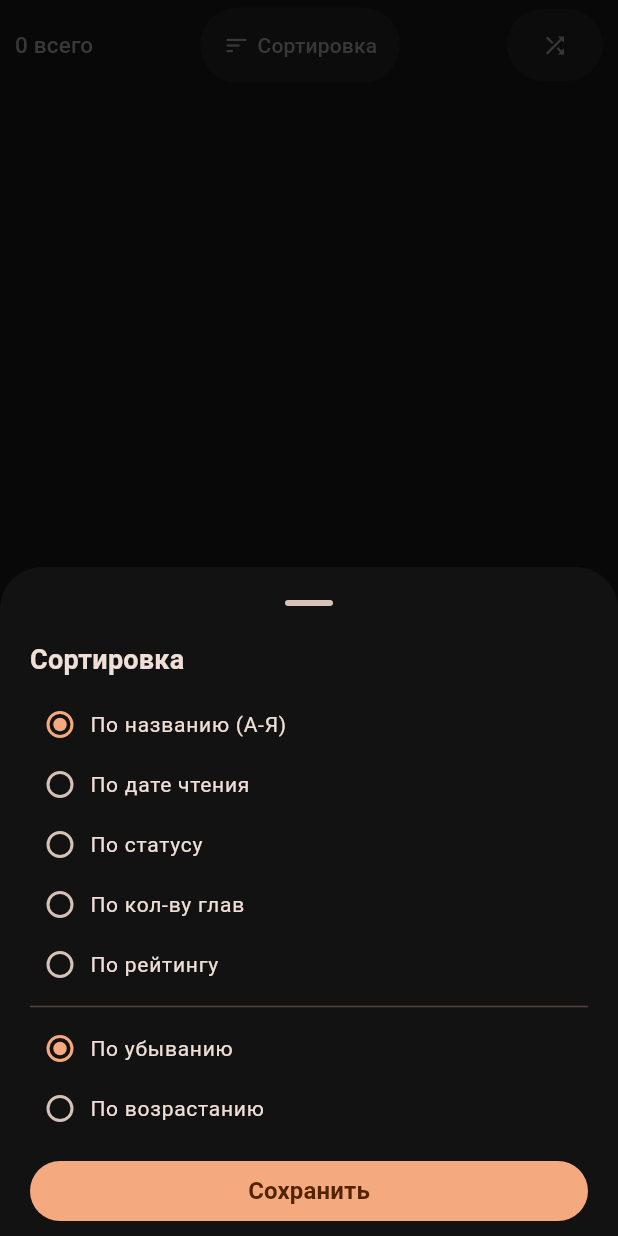
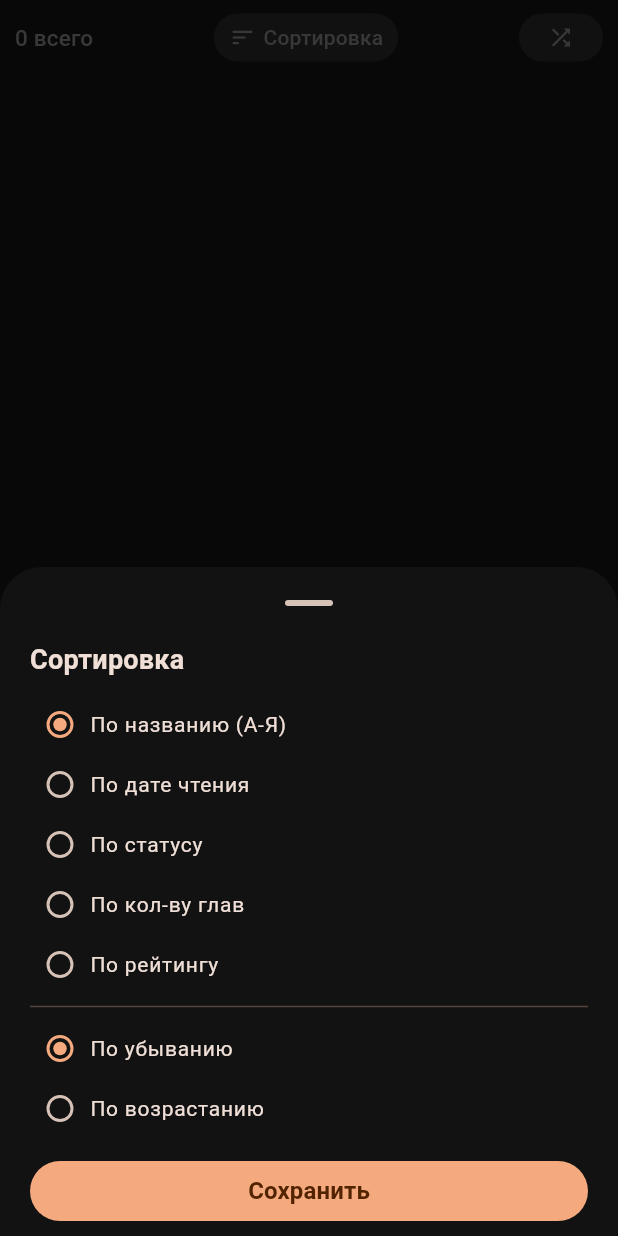
Before and after one commit to xEncerx/MangaNotes, a Flutter app: the SectionInfoContainer widget shown alone on an empty page, opened directly with empty values, after a tap on "Сортировка", on a phone screen of 412 x 824 dp. Run offline on Flutter 3.47's test engine with Material 3 defaults, Android fonts, the phone set to English and light mode, and no system bars; our stand-ins replace auto_route, cached_network_image, dio, equatable, flutter_bloc, flutter_dotenv and 10 more; missing offline and left inert: talker_bloc_logger, talker_dio_logger, window_manager; accounts and stored records are empty; statements that could not run were skipped.

Commit message:
Minor buttons UI adjustments

```diff
--- a/lib/features/favourite_screen/widgets/section_info_container.dart
+++ b/lib/features/favourite_screen/widgets/section_info_container.dart
@@ -29,7 +29,7 @@ class SectionInfoContainer extends StatelessWidget {
             style: theme.textTheme.titleSmall?.copyWith(fontSize: 15),
           ),
           _FilledButton(
-            padding: const EdgeInsets.all(15),
+            padding: const EdgeInsets.all(10),
             onTap: () => showSorterMethodBottomSheet(context),
             child: Row(
               children: [
@@ -47,7 +47,7 @@ class SectionInfoContainer extends StatelessWidget {
           ),
           _FilledButton(
             onTap: () => _openInfoScreen(context),
-            padding: const EdgeInsets.symmetric(vertical: 15),
+            padding: const EdgeInsets.symmetric(vertical: 10),
             child: Icon(
               Icons.shuffle,
               color: theme.hintColor,
@@ -85,8 +85,9 @@ class _FilledButton extends StatelessWidget {
     return FilledButton(
       onPressed: () => onTap.call(),
       style: FilledButton.styleFrom(
+        visualDensity: VisualDensity.compact,
         elevation: 0,
-        backgroundColor: theme.canvasColor.withOpacity(0.4),
+        backgroundColor: theme.canvasColor,
         padding: padding,
         overlayColor: theme.hintColor,
       ),
```
